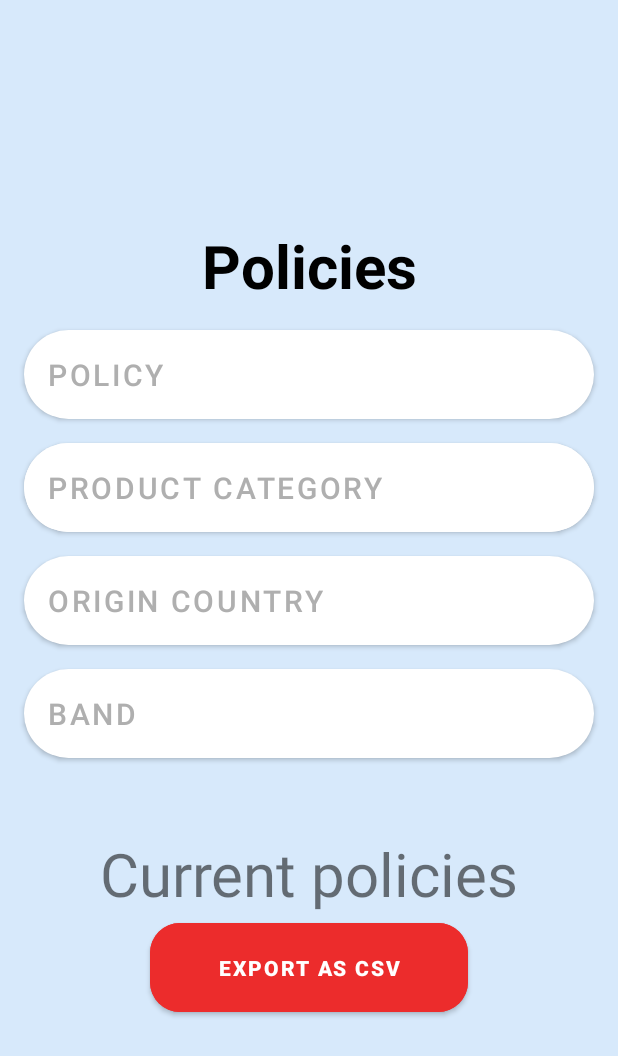
After one commit to Kochevnikbbb/Calculyator, an Android app: the layout activity_main2.xml on its own in the app's theme, with its tools: preview values and no code run, on a phone screen of 412 x 824 dp. The commit adds this screen. Shown: the top 1056 px of the screen. Run offline under Robolectric (Android 15) with nearby library versions, the phone set to English and light mode, and no system bars.

Commit message:
есть пару моментов скоро исправлю

```diff
--- /dev/null
+++ b/app/src/main/res/drawable/splash_screen.xml
@@ -0,0 +1,8 @@
+<?xml version="1.0" encoding="utf-8"?>
+<layer-list xmlns:android="http://schemas.android.com/apk/res/android">
+    <item android:drawable="@drawable/bagr" />
+    <item >
+        <bitmap android:src="@drawable/tiger2"
+            android:gravity="center"/>
+    </item>
+</layer-list>
--- /dev/null
+++ b/app/src/main/res/layout/activity_main2.xml
@@ -0,0 +1,91 @@
+<?xml version="1.0" encoding="utf-8"?>
+<androidx.constraintlayout.widget.ConstraintLayout xmlns:android="http://schemas.android.com/apk/res/android"
+    xmlns:app="http://schemas.android.com/apk/res-auto"
+    xmlns:tools="http://schemas.android.com/tools"
+    android:layout_width="match_parent"
+    android:layout_height="match_parent"
+    android:background="#D7E9FB"
+    tools:context=".MainActivity2">
+
+
+    <com.google.android.material.button.MaterialButton
+    android:id="@+id/button_1"
+    style="@style/SecondActivity"
+    android:layout_width="match_parent"
+    android:layout_height="wrap_content"
+    android:layout_marginHorizontal="@dimen/btn2Acti_margin_Horizonttal"
+    android:layout_marginTop="@dimen/btn2Acti_margin_Top"
+    android:text="Policy"
+    app:layout_constraintTop_toBottomOf="@+id/result" />
+
+    <com.google.android.material.button.MaterialButton
+        android:id="@+id/button_2"
+        style="@style/SecondActivity"
+        android:layout_width="match_parent"
+        android:layout_height="wrap_content"
+        android:layout_marginHorizontal="@dimen/btn2Acti_margin_Horizonttal"
+        android:layout_marginTop="@dimen/btn2Acti_margin_Top"
+        android:backgroundTint="@color/white"
+        android:text="Product Category"
+        app:layout_constraintTop_toBottomOf="@+id/button_1" />
+
+    <com.google.android.material.button.MaterialButton
+        android:id="@+id/button_3"
+        style="@style/SecondActivity"
+        android:layout_width="match_parent"
+        android:layout_height="wrap_content"
+        android:layout_marginHorizontal="@dimen/btn2Acti_margin_Horizonttal"
+        android:layout_marginTop="@dimen/btn2Acti_margin_Top"
+        android:text="Origin Country"
+        app:layout_constraintTop_toBottomOf="@+id/button_2" />
+
+    <com.google.android.material.button.MaterialButton
+        android:id="@+id/button_4"
+        style="@style/SecondActivity"
+        android:layout_width="match_parent"
+        android:layout_height="wrap_content"
+        android:layout_marginHorizontal="@dimen/btn2Acti_margin_Horizonttal"
+        android:layout_marginTop="@dimen/btn2Acti_margin_Top"
+        android:text="Band"
+        app:layout_constraintTop_toBottomOf="@+id/button_3" />
+
+    <TextView
+        android:id="@+id/info_of_result"
+        android:layout_width="match_parent"
+        android:layout_height="wrap_content"
+        android:layout_marginTop="50dp"
+        android:gravity="center"
+        android:text="Current policies"
+        android:textSize="40sp"
+        app:layout_constraintTop_toBottomOf="@+id/button_4" />
+
+    <com.google.android.material.button.MaterialButton
+        android:id="@+id/button_red"
+        android:layout_width="match_parent"
+        android:layout_height="wrap_content"
+        android:layout_marginHorizontal="100dp"
+        android:backgroundTint="#EC2C2C"
+        android:gravity="center"
+        android:padding="20sp"
+        android:text="Export as CSV"
+        android:textStyle="bold"
+        app:cornerRadius="20dp"
+        app:layout_constraintTop_toBottomOf="@+id/info_of_result" />
+
+
+    <TextView
+        android:id="@+id/result"
+        android:layout_width="match_parent"
+        android:layout_height="wrap_content"
+        android:layout_marginTop="150dp"
+        android:gravity="center"
+        android:text="Policies"
+        android:textStyle="bold"
+        android:textColor="@color/black"
+        android:textSize="@dimen/text_size_RESULT"
+        app:layout_constraintEnd_toEndOf="parent"
+        app:layout_constraintStart_toStartOf="parent"
+        app:layout_constraintTop_toTopOf="parent" />
+
+
+</androidx.constraintlayout.widget.ConstraintLayout>
--- /dev/null
+++ b/app/src/main/res/values/dimens.xml
@@ -0,0 +1,4 @@
+<?xml version="1.0" encoding="utf-8"?>
+<resources>
+    <dimen name="page_margin">16dp</dimen>
+</resources>
--- /dev/null
+++ b/app/src/main/res/values/dimens2.xml
@@ -0,0 +1,9 @@
+<?xml version="1.0" encoding="utf-8"?>
+<resources>
+
+    <dimen name="btn2Acti_margin_Horizonttal">16dp</dimen>
+    <dimen name="btn2Acti_margin_Top">16dp</dimen>
+    <dimen name="text_size_RESULT">40sp</dimen>
+
+
+</resources>
--- a/app/src/main/res/values/style.xml
+++ b/app/src/main/res/values/style.xml
@@ -24,4 +24,16 @@
         <item name="android:textColor">@color/white</item>
         <item name="backgroundTint">@color/gray.dark</item>
     </style>
+
+    <style name="SecondActivity" parent="Button_base">
+        <item name="backgroundTint">@color/white</item>
+        <item name="android:textColor">@color/gray</item>
+        <item name="android:gravity">start</item>
+        <item name="android:padding">16dp</item>
+        <item name="android:textSize">20dp</item>
+    </style>
+
+    <style name="splash_screen" parent="Theme.MaterialComponents.DayNight.NoActionBar.Bridge">
+        <item name="android:windowBackground">@drawable/splash_screen</item>
+    </style>
 </resources>
--- a/app/src/main/res/values/themes.xml
+++ b/app/src/main/res/values/themes.xml
@@ -1,6 +1,6 @@
 <resources xmlns:tools="http://schemas.android.com/tools">
     <!-- Base application theme. -->
-    <style name="Theme.Calculyator" parent="Theme.MaterialComponents.DayNight.NoActionBar">
+    <style name="Theme.Calculyator" parent="Theme.MaterialComponents.DayNight.NoActionBar.Bridge">
         <!-- Primary brand color. -->
         <item name="colorPrimary">@color/purple_500</item>
         <item name="colorPrimaryVariant">@color/purple_700</item>
```
Also changed, not shown: app/src/main/AndroidManifest.xml (+10 -1 lines), app/src/main/java/com/nomad/calculyator/MainActivity.java (+13 -2 lines), app/src/main/java/com/nomad/calculyator/MainActivity2.java (added, +38 -0 lines), app/src/main/java/com/nomad/calculyator/SplashScreen.java (added, +19 -0 lines), app/src/main/res/drawable/radius_button.xml (added, +10 -0 lines), app/src/main/res/layout/activity_main.xml (+14 -0 lines), app/src/main/res/values/strings.xml (+20 -0 lines), app/src/main/res/drawable/bagr.png (added), app/src/main/res/drawable/tiger2.png (added).
